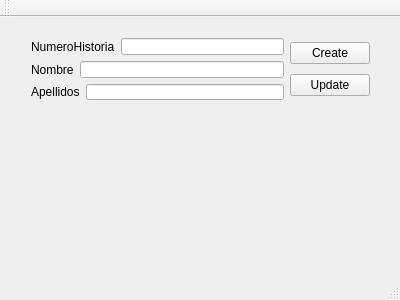
The window that mainwindow.ui (iyustlop/valvulares) describes before a commit, drawn with Qt 5.
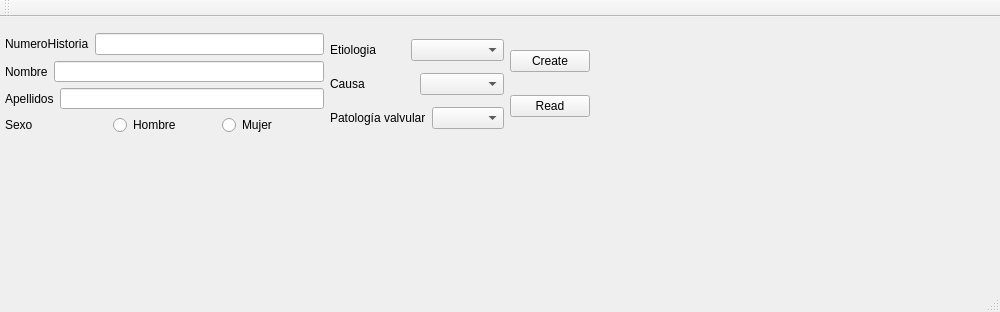
The same window after the commit.

What changed in the file:
```diff
--- a/mainwindow.ui
+++ b/mainwindow.ui
@@ -6,8 +6,8 @@
    <rect>
     <x>0</x>
     <y>0</y>
-    <width>400</width>
-    <height>300</height>
+    <width>1000</width>
+    <height>312</height>
    </rect>
   </property>
   <property name="windowTitle">
@@ -17,13 +17,19 @@
    <widget class="QWidget" name="horizontalLayoutWidget">
     <property name="geometry">
      <rect>
-      <x>20</x>
-      <y>10</y>
-      <width>361</width>
-      <height>84</height>
+      <x>0</x>
+      <y>5</y>
+      <width>601</width>
+      <height>124</height>
      </rect>
     </property>
     <layout class="QHBoxLayout" name="horizontalLayout">
+     <property name="sizeConstraint">
+      <enum>QLayout::SetMaximumSize</enum>
+     </property>
+     <property name="leftMargin">
+      <number>5</number>
+     </property>
      <item>
       <layout class="QVBoxLayout" name="verticalLayout">
        <item>
@@ -68,6 +74,93 @@
          </item>
         </layout>
        </item>
+       <item>
+        <layout class="QHBoxLayout" name="horizontalLayout_6">
+         <item>
+          <widget class="QLabel" name="labelSexo">
+           <property name="text">
+            <string>Sexo</string>
+           </property>
+          </widget>
+         </item>
+         <item>
+          <widget class="QRadioButton" name="radioButtonHombre">
+           <property name="text">
+            <string>Hombre</string>
+           </property>
+          </widget>
+         </item>
+         <item>
+          <widget class="QRadioButton" name="radioButtonMujer">
+           <property name="text">
+            <string>Mujer</string>
+           </property>
+          </widget>
+         </item>
+        </layout>
+       </item>
+      </layout>
+     </item>
+     <item>
+      <layout class="QVBoxLayout" name="verticalLayout_3">
+       <item>
+        <layout class="QHBoxLayout" name="horizontalLayout_7">
+         <item>
+          <widget class="QLabel" name="label">
+           <property name="text">
+            <string>Etiologia</string>
+           </property>
+          </widget>
+         </item>
+         <item>
+          <widget class="QComboBox" name="comboBox">
+           <item>
+            <property name="text">
+             <string/>
+            </property>
+           </item>
+           <item>
+            <property name="text">
+             <string>Primaria</string>
+            </property>
+           </item>
+           <item>
+            <property name="text">
+             <string>Secundaria</string>
+            </property>
+           </item>
+          </widget>
+         </item>
+        </layout>
+       </item>
+       <item>
+        <layout class="QHBoxLayout" name="horizontalLayout_8">
+         <item>
+          <widget class="QLabel" name="label_2">
+           <property name="text">
+            <string>Causa</string>
+           </property>
+          </widget>
+         </item>
+         <item>
+          <widget class="QComboBox" name="comboBox_2"/>
+         </item>
+        </layout>
+       </item>
+       <item>
+        <layout class="QHBoxLayout" name="horizontalLayout_9">
+         <item>
+          <widget class="QLabel" name="label_3">
+           <property name="text">
+            <string>Patología valvular</string>
+           </property>
+          </widget>
+         </item>
+         <item>
+          <widget class="QComboBox" name="comboBox_3"/>
+         </item>
+        </layout>
+       </item>
       </layout>
      </item>
      <item>
@@ -82,7 +175,7 @@
        <item>
         <widget class="QPushButton" name="pushButton">
          <property name="text">
-          <string>Update</string>
+          <string>Read</string>
          </property>
         </widget>
        </item>
```
Left out of the diff: 4 changed lines with no effect on the pictures.
